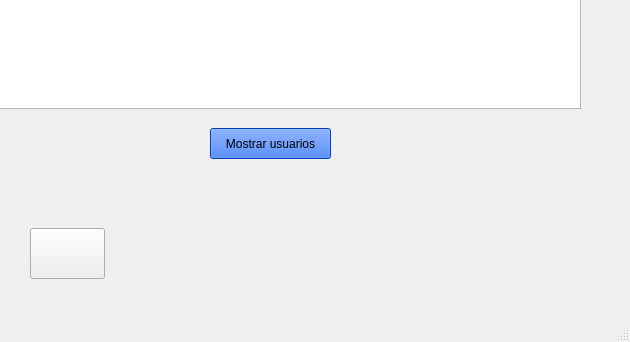
The window that registro_user.ui (smorcor744/pyQT) describes before a commit, drawn with Qt 5; both pictures show x 420 to 1050 and y 382 to 724 of the 1050 by 724 pixel window.
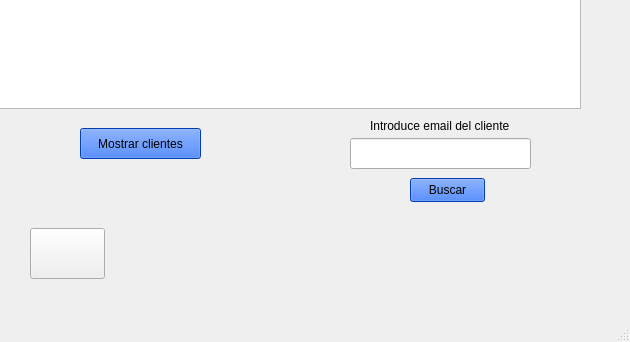
The same window after the commit. Icons and pictures are not drawn.

The edit to the form file:
```diff
--- a/registro_user.ui
+++ b/registro_user.ui
@@ -172,7 +172,7 @@
    <widget class="QPushButton" name="bt_mostrar_clientes">
     <property name="geometry">
      <rect>
-      <x>630</x>
+      <x>500</x>
       <y>510</y>
       <width>121</width>
       <height>31</height>
@@ -182,7 +182,7 @@
      <string notr="true">background-color: rgb(0, 85, 255);</string>
     </property>
     <property name="text">
-     <string>Mostrar usuarios</string>
+     <string>Mostrar clientes</string>
     </property>
    </widget>
    <widget class="QTableWidget" name="tablaClientes">
@@ -292,6 +292,45 @@
      <iconset theme="go-previous"/>
     </property>
    </widget>
+   <widget class="QPushButton" name="bt_buscar_cliente">
+    <property name="geometry">
+     <rect>
+      <x>830</x>
+      <y>560</y>
+      <width>75</width>
+      <height>24</height>
+     </rect>
+    </property>
+    <property name="styleSheet">
+     <string notr="true">background-color: rgb(0, 85, 255);</string>
+    </property>
+    <property name="text">
+     <string>Buscar</string>
+    </property>
+   </widget>
+   <widget class="QLineEdit" name="text_email_buscar">
+    <property name="geometry">
+     <rect>
+      <x>770</x>
+      <y>520</y>
+      <width>181</width>
+      <height>31</height>
+     </rect>
+    </property>
+   </widget>
+   <widget class="QLabel" name="label_9">
+    <property name="geometry">
+     <rect>
+      <x>790</x>
+      <y>500</y>
+      <width>141</width>
+      <height>16</height>
+     </rect>
+    </property>
+    <property name="text">
+     <string>Introduce email del cliente</string>
+    </property>
+   </widget>
   </widget>
   <widget class="QMenuBar" name="menubar">
    <property name="geometry">
```
Left out of the diff: 2 changed lines with no effect on the pictures.
